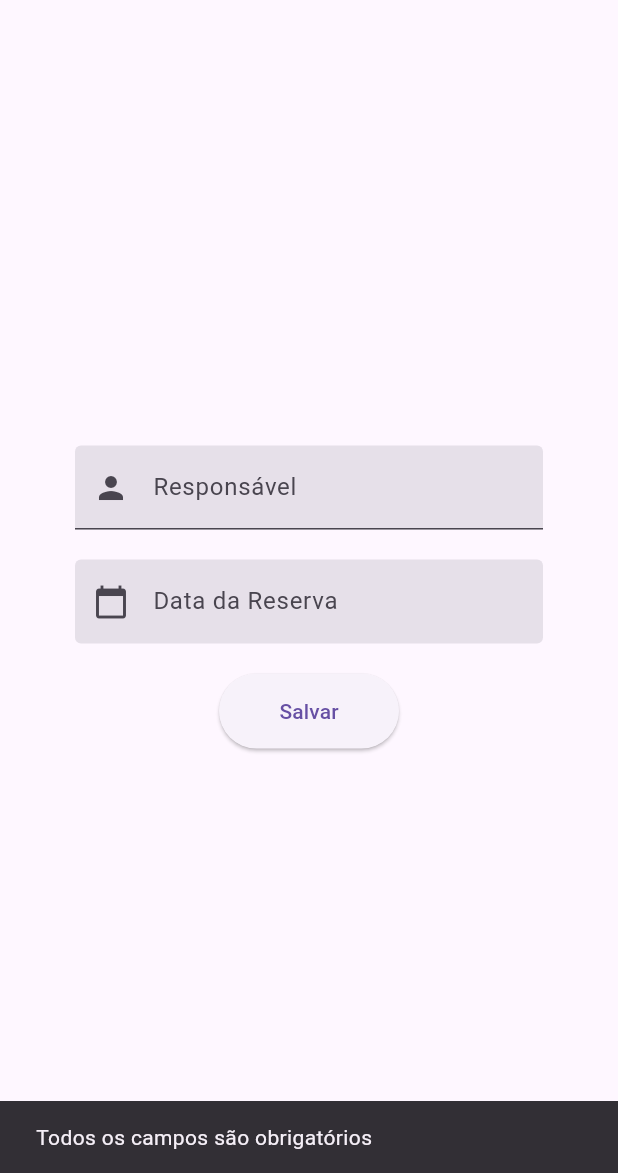
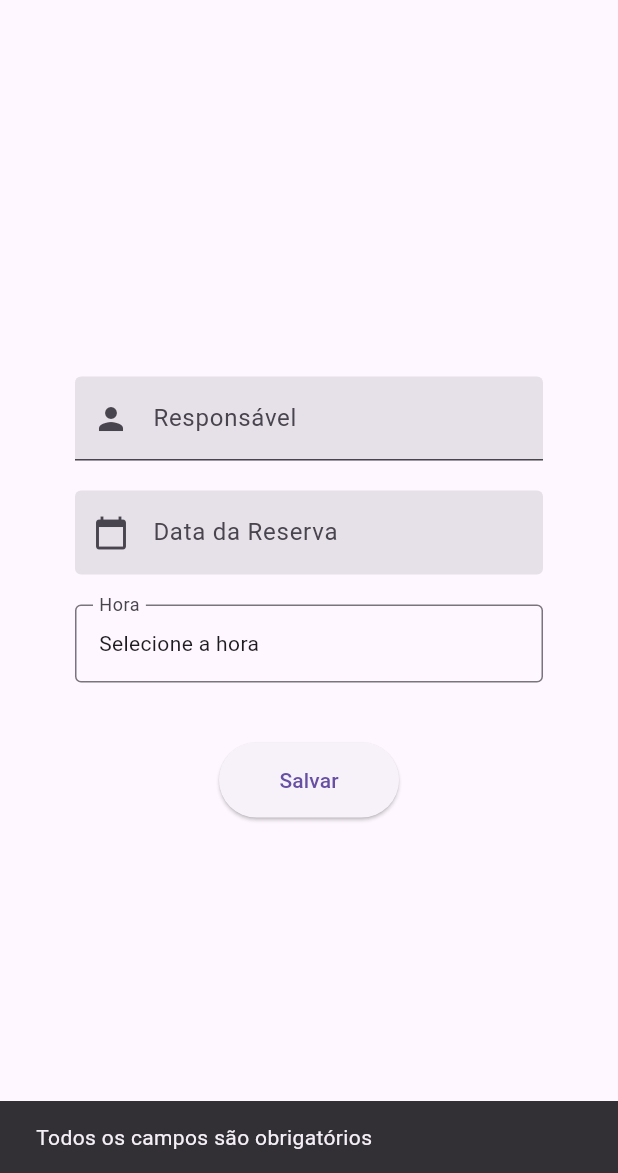
Before and after one commit to joaofds/pim4-app, a Flutter app: the ReservasPage screen opened directly, after a tap on "Salvar", on a phone screen of 412 x 824 dp, the part 63-1236 px from its top. Run offline on Flutter 3.47's test engine with Material 3 defaults, Android fonts, the phone set to English and light mode, and no system bars.

Commit message:
campo de hora ok

```diff
--- a/lib/view/confirmacao_page.dart
+++ b/lib/view/confirmacao_page.dart
@@ -25,7 +25,7 @@
             ),
             SizedBox(height: 10),
             Text(
-              'Entraremos em contato em breve.',
+              'Até breve.',
               style: TextStyle(fontSize: 16),
             ),
           ],
--- a/lib/view/home_page.dart
+++ b/lib/view/home_page.dart
@@ -10,7 +10,10 @@
         title: const Text('Home'),
       ),
       body: const Center(
-        child: Text('Bem-vindo!'),
+        child: Text(
+          'Seja Bem Vindo!',
+          style: TextStyle(color: Colors.black, fontSize: 32),
+        ),
       ),
     );
   }
--- a/lib/view/reservas_page.dart
+++ b/lib/view/reservas_page.dart
@@ -15,16 +15,22 @@
 class _ReservasPageState extends State<ReservasPage> {
   final TextEditingController _responsavelController = TextEditingController();
   final TextEditingController _dataReservaController = TextEditingController();
+  TimeOfDay? _selectedTime;
 
   Future<void> _submitReserva() async {
     final String responsavel = _responsavelController.text.trim();
-    final String dataReserva = _dataReservaController.text.trim();
+    final String data = _dataReservaController.text.trim();
+    final String hora = _selectedTime != null
+        ? '${_selectedTime!.hour}:${_selectedTime!.minute}'
+        : '';
+
+    String dataReserva = '${data}T$hora';
 
     if (kDebugMode) {
-      print(_dataReservaController);
+      print(dataReserva);
     }
 
-    if (responsavel.isNotEmpty && dataReserva.isNotEmpty) {
+    if (responsavel.isNotEmpty && data.isNotEmpty && hora.isNotEmpty) {
       final Reserva reserva =
           Reserva(responsavel: responsavel, dataReserva: dataReserva);
       try {
@@ -32,6 +38,7 @@
         _mostrarSnackBar('Reserva enviada com sucesso!');
         _responsavelController.clear();
         _dataReservaController.clear();
+        _selectedTime = null;
 
         // Navegar para a página de confirmação
         // ignore: use_build_context_synchronously
@@ -84,7 +91,7 @@
               ),
             ),
             Padding(
-              padding: const EdgeInsets.only(bottom: 0),
+              padding: const EdgeInsets.only(bottom: 20),
               child: TextField(
                 controller: _dataReservaController,
                 decoration: const InputDecoration(
@@ -99,6 +106,25 @@
                 onTap: () {
                   _selectDate();
                 },
+              ),
+            ),
+            Padding(
+              padding: const EdgeInsets.only(bottom: 20),
+              child: InkWell(
+                onTap: () {
+                  _mostrarTimePicker();
+                },
+                child: InputDecorator(
+                  decoration: const InputDecoration(
+                    labelText: 'Hora',
+                    border: OutlineInputBorder(),
+                  ),
+                  child: _selectedTime != null
+                      ? Text(
+                          _selectedTime!.format(context),
+                        )
+                      : const Text('Selecione a hora'),
+                ),
               ),
             ),
             const SizedBox(height: 20),
@@ -116,6 +142,7 @@
     );
   }
 
+// mostra datepick
   Future<void> _selectDate() async {
     DateTime? selectedDate = await showDatePicker(
         context: context,
@@ -129,4 +156,18 @@
       });
     }
   }
+
+  // mostra o timepick
+  void _mostrarTimePicker() {
+    showTimePicker(
+      context: context,
+      initialTime: TimeOfDay.now(),
+    ).then((time) {
+      if (time != null) {
+        setState(() {
+          _selectedTime = time;
+        });
+      }
+    });
+  }
 }
```
